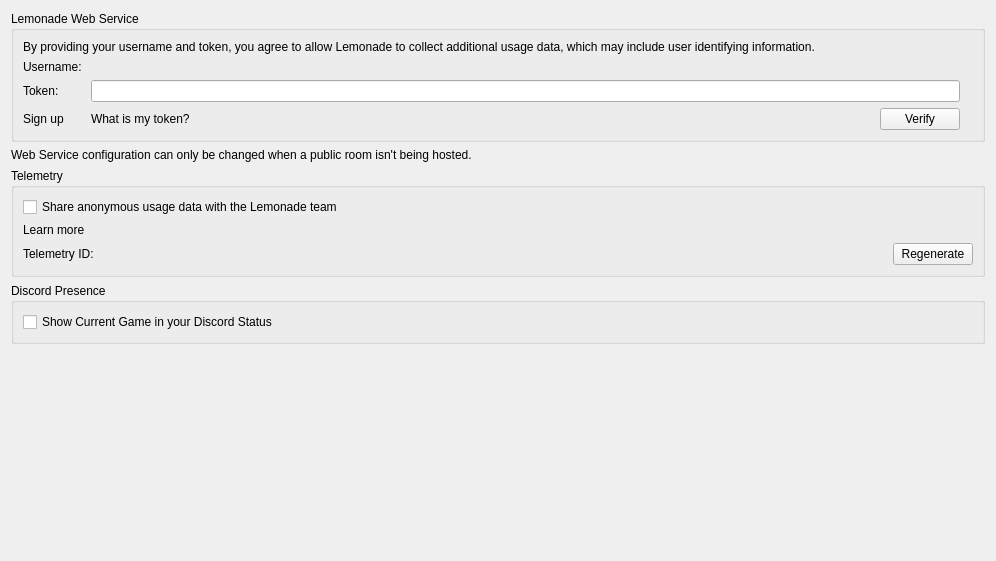
Before: the Qt Designer form src/lemonade_qt/configuration/configure_web.ui in rtiangha/Lemonade, drawn with Qt 5.
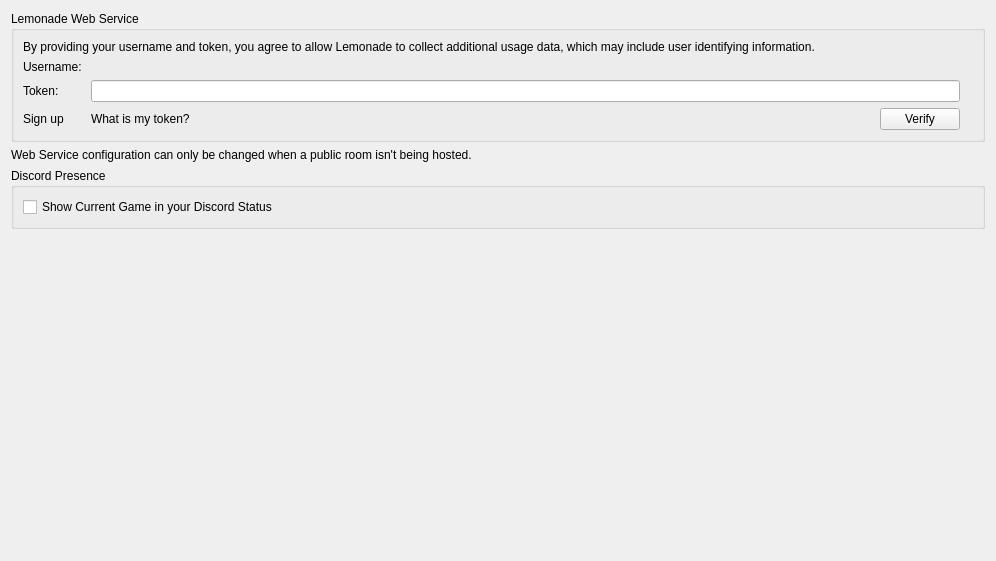
After: the same form once the commit is applied.

Commit message: remove the telemetry except from the renderers as I'm not being capable to remove it from there

Diff of the .ui file:
```diff
--- a/src/lemonade_qt/configuration/configure_web.ui
+++ b/src/lemonade_qt/configuration/configure_web.ui
@@ -119,56 +119,6 @@
        </property>
       </widget>
      </item>
-     <item>
-      <widget class="QGroupBox" name="groupBox">
-       <property name="title">
-        <string>Telemetry</string>
-       </property>
-       <layout class="QVBoxLayout" name="verticalLayout_2">
-        <item>
-         <widget class="QCheckBox" name="toggle_telemetry">
-          <property name="text">
-           <string>Share anonymous usage data with the Lemonade team</string>
-          </property>
-         </widget>
-        </item>
-        <item>
-         <widget class="QLabel" name="telemetry_learn_more">
-          <property name="text">
-           <string>Learn more</string>
-          </property>
-         </widget>
-        </item>
-        <item>
-         <layout class="QGridLayout" name="gridLayoutTelemetryId">
-          <item row="0" column="0">
-           <widget class="QLabel" name="label_telemetry_id">
-            <property name="text">
-             <string>Telemetry ID:</string>
-            </property>
-           </widget>
-          </item>
-          <item row="0" column="1">
-           <widget class="QPushButton" name="button_regenerate_telemetry_id">
-            <property name="sizePolicy">
-             <sizepolicy hsizetype="Fixed" vsizetype="Fixed">
-              <horstretch>0</horstretch>
-              <verstretch>0</verstretch>
-             </sizepolicy>
-            </property>
-            <property name="layoutDirection">
-             <enum>Qt::RightToLeft</enum>
-            </property>
-            <property name="text">
-             <string>Regenerate</string>
-            </property>
-           </widget>
-          </item>
-         </layout>
-        </item>
-       </layout>
-      </widget>
-     </item>
     </layout>
    </item>
    <item>
```
The commit also changes 19 other files.
